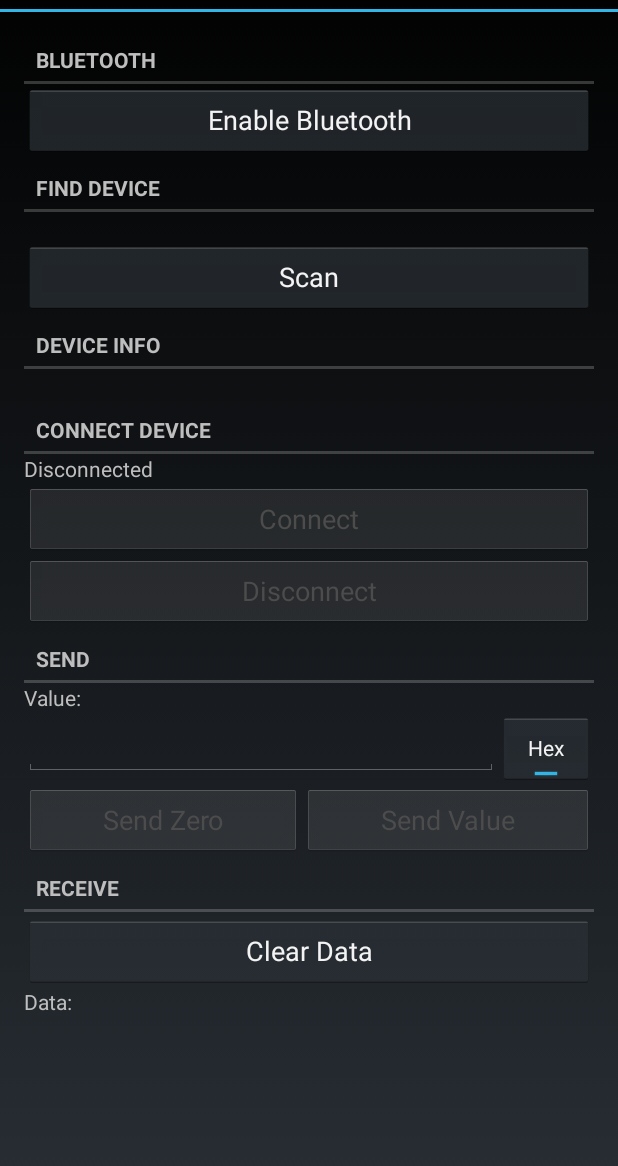
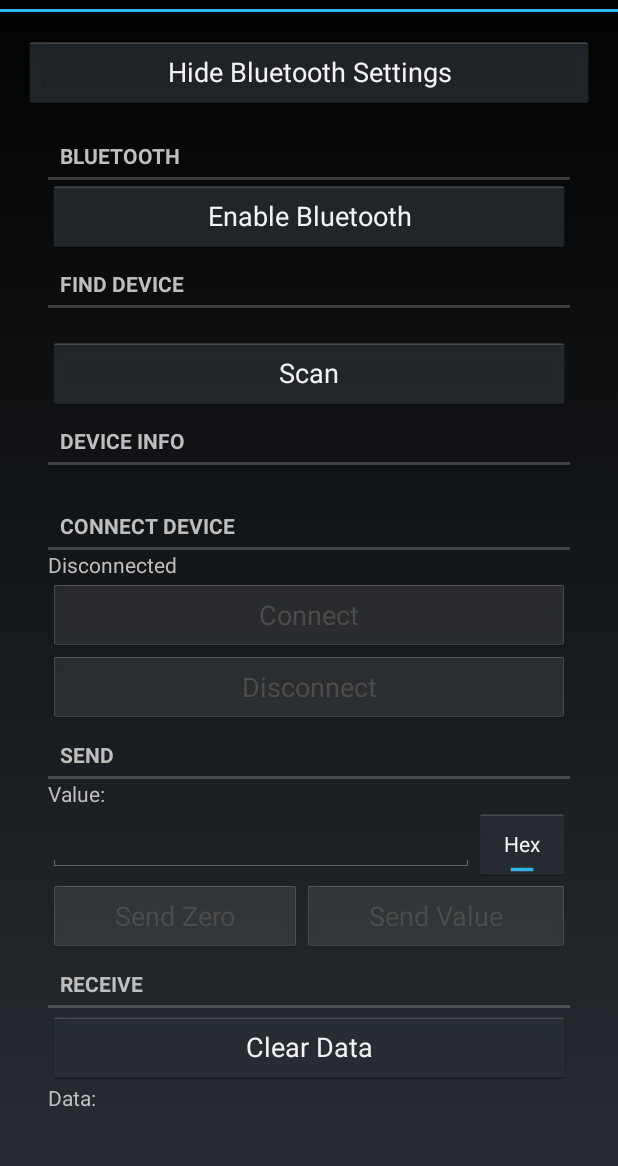
Before and after one commit to DavidObando/RFDuinoHRMon, an Android app: the screen it shows after launch (MainActivity), after a tap on "Enable Bluetooth", on a phone screen of 412 x 824 dp, the part 60-1226 px from its top. Run offline under Robolectric (Android 15) with nearby library versions, the phone set to English and light mode, and no system bars; 3 other taps on this screen came first.

Commit message:
Added ability to show/hide bluetooth settings

```diff
--- a/src/main/java/com/lannbox/rfduinotest/MainActivity.java
+++ b/src/main/java/com/lannbox/rfduinotest/MainActivity.java
@@ -42,6 +42,8 @@ public class MainActivity extends Activity implements BluetoothAdapter.LeScanCal
     private ServiceConnection rfduinoServiceConnection;
 
     private Button enableBluetoothButton;
+    private Button bluetoothSettingsButton;
+    private LinearLayout settingsLayout;
     private TextView scanStatusText;
     private Button scanButton;
     private TextView deviceInfoText;
@@ -200,6 +202,23 @@ public class MainActivity extends Activity implements BluetoothAdapter.LeScanCal
                 enableBluetoothButton.setEnabled(false);
                 enableBluetoothButton.setText(
                         bluetoothAdapter.enable() ? "Enabling bluetooth..." : "Enable failed!");
+            }
+        });
+
+        // Settings
+        settingsLayout = (LinearLayout) findViewById(R.id.settingsLayout);
+
+        bluetoothSettingsButton = (Button) findViewById(R.id.bluetoothSettings);
+        bluetoothSettingsButton.setOnClickListener(new View.OnClickListener() {
+            @Override
+            public void onClick(View v) {
+                if(settingsLayout.getVisibility() == View.VISIBLE){
+                    settingsLayout.setVisibility(View.GONE);
+                    bluetoothSettingsButton.setText("Show Bluetooth Settings");
+                } else {
+                    settingsLayout.setVisibility(View.VISIBLE);
+                    bluetoothSettingsButton.setText("Hide Bluetooth Settings");
+                }
             }
         });
 
--- a/src/main/res/layout/activity_main.xml
+++ b/src/main/res/layout/activity_main.xml
@@ -6,6 +6,25 @@
 
     <LinearLayout
         android:orientation="vertical"
+        android:layout_width="match_parent"
+        android:layout_height="wrap_content"
+        android:paddingLeft="@dimen/activity_horizontal_margin"
+        android:paddingRight="@dimen/activity_horizontal_margin"
+        android:paddingTop="@dimen/activity_vertical_margin"
+        android:paddingBottom="@dimen/activity_vertical_margin">
+
+        <Button
+            android:layout_width="fill_parent"
+            android:layout_height="wrap_content"
+            android:text="Bluetooth Settings"
+            android:id="@+id/bluetoothSettings"
+            android:enabled="true"
+            android:focusableInTouchMode="true" />
+
+        <LinearLayout
+            android:orientation="vertical"
+            android:id="@+id/settingsLayout"
+            android:visibility="gone"
             android:layout_width="match_parent"
             android:layout_height="wrap_content"
             android:paddingLeft="@dimen/activity_horizontal_margin"
@@ -175,4 +194,5 @@
                 android:id="@+id/dataLayout"></LinearLayout>
 
         </LinearLayout>
+    </LinearLayout>
 </ScrollView>
--- /dev/null
+++ b/src/main/res/values-w820dp/dimens.xml
@@ -0,0 +1,6 @@
+<resources>
+    <!-- Example customization of dimensions originally defined in res/values/dimens.xml
+         (such as screen margins) for screens with more than 820dp of available width. This
+         would include 7" and 10" devices in landscape (~960dp and ~1280dp respectively). -->
+    <dimen name="activity_horizontal_margin">64dp</dimen>
+</resources>
--- a/src/main/res/values/strings.xml
+++ b/src/main/res/values/strings.xml
@@ -4,6 +4,10 @@
     <string name="app_name">RFDuino Test</string>
     <string name="hello_blank_fragment">Hello blank fragment</string>
     <string name="preference_file_key">com.lannbox.rfduinotest.PREFERENCE_FILE_KEY</string>
+    <string name="title_activity_hr">HRActivity</string>
+
+    <string name="hello_world">Hello world!</string>
+    <string name="action_settings">Settings</string>
 
 
 </resources>
```
Also changed, not shown: gradle/wrapper/gradle-wrapper.properties (added), 4 other files. Lines whose indentation alone changed are shown as unchanged.
